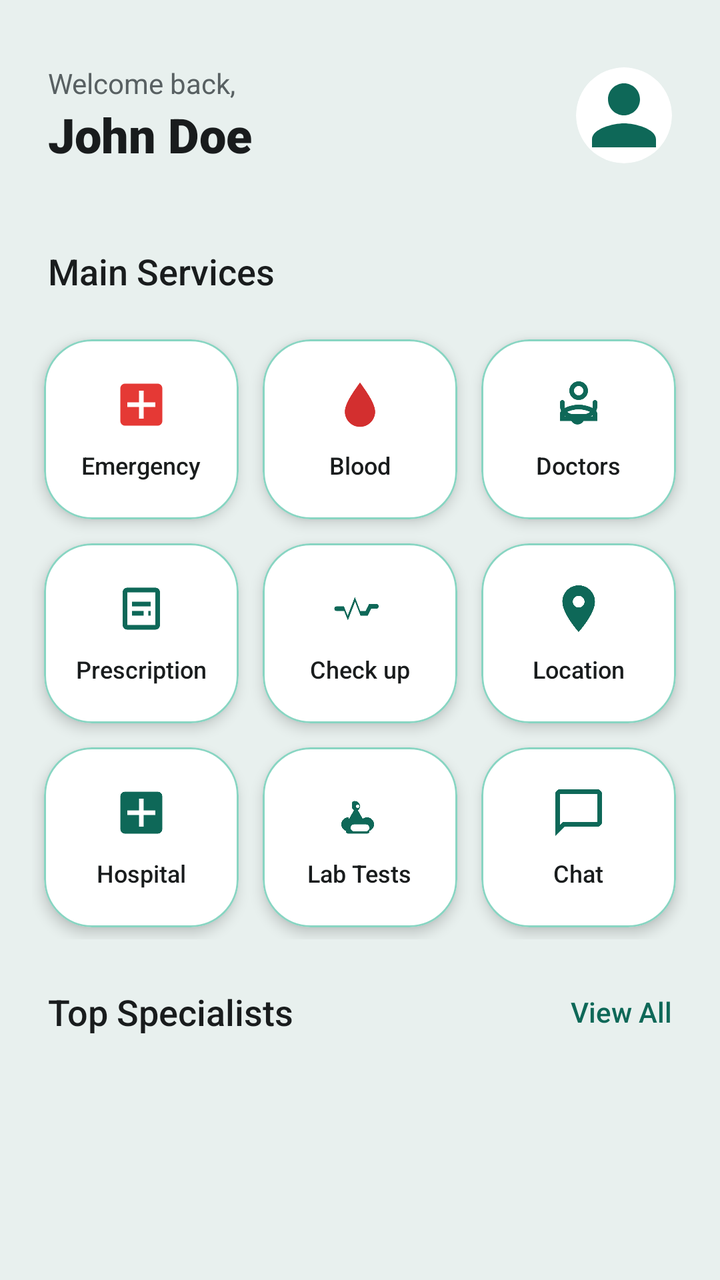
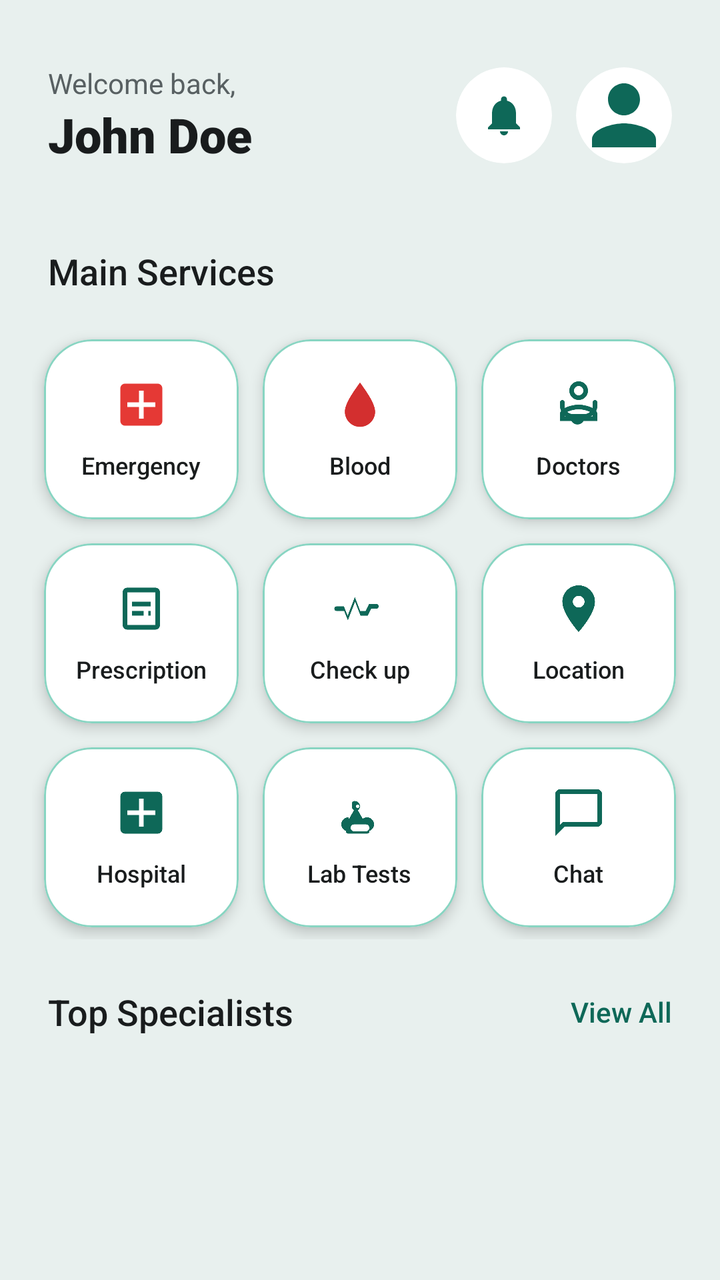

Screens rendered from an Android XML layout before and after an edit, with the pre-edit source and the edit as a unified diff.
<!-- AndroidManifest.xml: application theme Theme.Heal -->
<!-- res/layout/fragment_home.xml -->
<?xml version="1.0" encoding="utf-8"?>
<androidx.constraintlayout.widget.ConstraintLayout xmlns:android="http://schemas.android.com/apk/res/android"
    xmlns:app="http://schemas.android.com/apk/res-auto"
    xmlns:tools="http://schemas.android.com/tools"
    android:layout_width="match_parent"
    android:layout_height="match_parent"
    android:background="@color/app_background_color">

    
    <LinearLayout
        android:id="@+id/headerLayout"
        android:layout_width="match_parent"
        android:layout_height="wrap_content"
        android:orientation="vertical"
        android:paddingTop="32dp"
        android:paddingStart="24dp"
        android:paddingEnd="24dp"
        android:paddingBottom="24dp"
        app:layout_constraintTop_toTopOf="parent">

        <RelativeLayout
            android:layout_width="match_parent"
            android:layout_height="wrap_content">

            <LinearLayout
                android:layout_width="wrap_content"
                android:layout_height="wrap_content"
                android:orientation="vertical">

                <TextView
                    android:layout_width="wrap_content"
                    android:layout_height="wrap_content"
                    android:fontFamily="sans-serif"
                    android:text="Welcome back,"
                    android:textColor="@color/colorSecondary"
                    android:textSize="14sp" />

                <TextView
                    android:id="@+id/tvUserName"
                    android:layout_width="wrap_content"
                    android:layout_height="wrap_content"
                    android:fontFamily="sans-serif-black"
                    android:text="John Doe"
                    android:textColor="@color/colorOnSurface"
                    android:textSize="24sp" />
            </LinearLayout>

            <androidx.cardview.widget.CardView
                android:id="@+id/profileCard"
                android:layout_width="48dp"
                android:layout_height="48dp"
                android:layout_alignParentEnd="true"
                android:layout_centerVertical="true"
                app:cardCornerRadius="24dp"
                app:cardElevation="0dp">

                <ImageView
                    android:layout_width="match_parent"
                    android:layout_height="match_parent"
                    android:scaleType="centerCrop"
                    android:src="@drawable/ic_person"
                    app:tint="@color/colorPrimary" />
            </androidx.cardview.widget.CardView>
        </RelativeLayout>


    </LinearLayout>

    
    <androidx.core.widget.NestedScrollView
        android:layout_width="match_parent"
        android:layout_height="0dp"
        app:layout_constraintBottom_toBottomOf="parent"
        app:layout_constraintTop_toBottomOf="@id/headerLayout">

        <LinearLayout
            android:layout_width="match_parent"
            android:layout_height="wrap_content"
            android:orientation="vertical"
            android:padding="16dp">

            <TextView
                android:layout_width="wrap_content"
                android:layout_height="wrap_content"
                android:layout_marginStart="8dp"
                android:layout_marginBottom="16dp"
                android:fontFamily="sans-serif-medium"
                android:text="Main Services"
                android:textColor="@color/colorOnSurface"
                android:textSize="18sp" />

            <GridLayout
                android:layout_width="match_parent"
                android:layout_height="wrap_content"
                android:alignmentMode="alignMargins"
                android:columnCount="3"
                android:rowCount="3">

                
                <com.google.android.material.card.MaterialCardView
                    android:id="@+id/btnEmergency"
                    android:layout_width="0dp"
                    android:layout_height="90dp"
                    android:layout_rowWeight="1"
                    android:layout_columnWeight="1"
                    android:layout_margin="6dp"
                    app:cardCornerRadius="24dp"
                    app:cardElevation="4dp"
                    app:strokeColor="#88D5C2"
                    app:strokeWidth="1dp"
                    app:cardBackgroundColor="@color/white">

                    <LinearLayout
                        android:layout_width="match_parent"
                        android:layout_height="match_parent"
                        android:gravity="center"
                        android:orientation="vertical">

                        <ImageView
                            android:layout_width="28dp"
                            android:layout_height="28dp"
                            android:src="@drawable/ic_emergency"
                            app:tint="#E53935" />

                        <TextView
                            android:layout_width="wrap_content"
                            android:layout_height="wrap_content"
                            android:layout_marginTop="8dp"
                            android:fontFamily="sans-serif-medium"
                            android:text="Emergency"
                            android:textColor="@color/colorOnSurface"
                            android:textSize="12sp" />
                    </LinearLayout>
                </com.google.android.material.card.MaterialCardView>

                
                <com.google.android.material.card.MaterialCardView
                    android:id="@+id/btnBlood"
                    android:layout_width="0dp"
                    android:layout_height="90dp"
                    android:layout_rowWeight="1"
                    android:layout_columnWeight="1"
                    android:layout_margin="6dp"
                    app:cardCornerRadius="24dp"
                    app:cardElevation="4dp"
                    app:strokeColor="#88D5C2"
                    app:strokeWidth="1dp"
                    app:cardBackgroundColor="@color/white">

                    <LinearLayout
                        android:layout_width="match_parent"
                        android:layout_height="match_parent"
                        android:gravity="center"
                        android:orientation="vertical">

                        <ImageView
                            android:layout_width="28dp"
                            android:layout_height="28dp"
                            android:src="@drawable/ic_blood"
                            app:tint="#D32F2F" />

                        <TextView
                            android:layout_width="wrap_content"
                            android:layout_height="wrap_content"
                            android:layout_marginTop="8dp"
                            android:fontFamily="sans-serif-medium"
                            android:text="Blood"
                            android:textColor="@color/colorOnSurface"
                            android:textSize="12sp" />
                    </LinearLayout>
                </com.google.android.material.card.MaterialCardView>

                
                <com.google.android.material.card.MaterialCardView
                    android:id="@+id/btnDoctors"
                    android:layout_width="0dp"
                    android:layout_height="90dp"
                    android:layout_rowWeight="1"
                    android:layout_columnWeight="1"
                    android:layout_margin="6dp"
                    app:cardCornerRadius="24dp"
                    app:cardElevation="4dp"
                    app:strokeColor="#88D5C2"
                    app:strokeWidth="1dp"
                    app:cardBackgroundColor="@color/white">

                    <LinearLayout
                        android:layout_width="match_parent"
                        android:layout_height="match_parent"
                        android:gravity="center"
                        android:orientation="vertical">

                        <ImageView
                            android:layout_width="28dp"
                            android:layout_height="28dp"
                            android:src="@drawable/ic_doctor"
                            app:tint="@color/colorPrimary" />

                        <TextView
                            android:layout_width="wrap_content"
                            android:layout_height="wrap_content"
                            android:layout_marginTop="8dp"
                            android:fontFamily="sans-serif-medium"
                            android:text="Doctors"
                            android:textColor="@color/colorOnSurface"
                            android:textSize="12sp" />
                    </LinearLayout>
                </com.google.android.material.card.MaterialCardView>

                
                <com.google.android.material.card.MaterialCardView
                    android:id="@+id/btnPrescription"
                    android:layout_width="0dp"
                    android:layout_height="90dp"
                    android:layout_rowWeight="1"
                    android:layout_columnWeight="1"
                    android:layout_margin="6dp"
                    app:cardCornerRadius="24dp"
                    app:cardElevation="4dp"
                    app:strokeColor="#88D5C2"
                    app:strokeWidth="1dp"
                    app:cardBackgroundColor="@color/white">

                    <LinearLayout
                        android:layout_width="match_parent"
                        android:layout_height="match_parent"
                        android:gravity="center"
                        android:orientation="vertical">

                        <ImageView
                            android:layout_width="28dp"
                            android:layout_height="28dp"
                            android:src="@drawable/ic_prescription"
                            app:tint="@color/colorPrimary" />

                        <TextView
                            android:layout_width="wrap_content"
                            android:layout_height="wrap_content"
                            android:layout_marginTop="8dp"
                            android:fontFamily="sans-serif-medium"
                            android:text="Prescription"
                            android:textColor="@color/colorOnSurface"
                            android:textSize="12sp" />
                    </LinearLayout>
                </com.google.android.material.card.MaterialCardView>

                
                <com.google.android.material.card.MaterialCardView
                    android:id="@+id/btnCheckup"
                    android:layout_width="0dp"
                    android:layout_height="90dp"
                    android:layout_rowWeight="1"
                    android:layout_columnWeight="1"
                    android:layout_margin="6dp"
                    app:cardCornerRadius="24dp"
                    app:cardElevation="4dp"
                    app:strokeColor="#88D5C2"
                    app:strokeWidth="1dp"
                    app:cardBackgroundColor="@color/white">

                    <LinearLayout
                        android:layout_width="match_parent"
                        android:layout_height="match_parent"
                        android:gravity="center"
                        android:orientation="vertical">

                        <ImageView
                            android:layout_width="28dp"
                            android:layout_height="28dp"
                            android:src="@drawable/ic_checkup"
                            app:tint="@color/colorPrimary" />

                        <TextView
                            android:layout_width="wrap_content"
                            android:layout_height="wrap_content"
                            android:layout_marginTop="8dp"
                            android:fontFamily="sans-serif-medium"
                            android:text="Check up"
                            android:textColor="@color/colorOnSurface"
                            android:textSize="12sp" />
                    </LinearLayout>
                </com.google.android.material.card.MaterialCardView>

                
                <com.google.android.material.card.MaterialCardView
                    android:id="@+id/btnLocation"
                    android:layout_width="0dp"
                    android:layout_height="90dp"
                    android:layout_rowWeight="1"
                    android:layout_columnWeight="1"
                    android:layout_margin="6dp"
                    app:cardCornerRadius="24dp"
                    app:cardElevation="4dp"
                    app:strokeColor="#88D5C2"
                    app:strokeWidth="1dp"
                    app:cardBackgroundColor="@color/white">

                    <LinearLayout
                        android:layout_width="match_parent"
                        android:layout_height="match_parent"
                        android:gravity="center"
                        android:orientation="vertical">

                        <ImageView
                            android:layout_width="28dp"
                            android:layout_height="28dp"
                            android:src="@drawable/ic_location"
                            app:tint="@color/colorPrimary" />

                        <TextView
                            android:layout_width="wrap_content"
                            android:layout_height="wrap_content"
                            android:layout_marginTop="8dp"
                            android:fontFamily="sans-serif-medium"
                            android:text="Location"
                            android:textColor="@color/colorOnSurface"
                            android:textSize="12sp" />
                    </LinearLayout>
                </com.google.android.material.card.MaterialCardView>

                
                <com.google.android.material.card.MaterialCardView
                    android:id="@+id/btnHospital"
                    android:layout_width="0dp"
                    android:layout_height="90dp"
                    android:layout_rowWeight="1"
                    android:layout_columnWeight="1"
                    android:layout_margin="6dp"
                    app:cardCornerRadius="24dp"
                    app:cardElevation="4dp"
                    app:strokeColor="#88D5C2"
                    app:strokeWidth="1dp"
                    app:cardBackgroundColor="@color/white">

                    <LinearLayout
                        android:layout_width="match_parent"
                        android:layout_height="match_parent"
                        android:gravity="center"
                        android:orientation="vertical">

                        <ImageView
                            android:layout_width="28dp"
                            android:layout_height="28dp"
                            android:src="@drawable/ic_hospital"
                            app:tint="@color/colorPrimary" />

                        <TextView
                            android:layout_width="wrap_content"
                            android:layout_height="wrap_content"
                            android:layout_marginTop="8dp"
                            android:fontFamily="sans-serif-medium"
                            android:text="Hospital"
                            android:textColor="@color/colorOnSurface"
                            android:textSize="12sp" />
                    </LinearLayout>
                </com.google.android.material.card.MaterialCardView>

                
                <com.google.android.material.card.MaterialCardView
                    android:id="@+id/btnLabTests"
                    android:layout_width="0dp"
                    android:layout_height="90dp"
                    android:layout_rowWeight="1"
                    android:layout_columnWeight="1"
                    android:layout_margin="6dp"
                    app:cardCornerRadius="24dp"
                    app:cardElevation="4dp"
                    app:strokeColor="#88D5C2"
                    app:strokeWidth="1dp"
                    app:cardBackgroundColor="@color/white">

                    <LinearLayout
                        android:layout_width="match_parent"
                        android:layout_height="match_parent"
                        android:gravity="center"
                        android:orientation="vertical">

                        <ImageView
                            android:layout_width="28dp"
                            android:layout_height="28dp"
                            android:src="@drawable/ic_lab_test"
                            app:tint="@color/colorPrimary" />

                        <TextView
                            android:layout_width="wrap_content"
                            android:layout_height="wrap_content"
                            android:layout_marginTop="8dp"
                            android:fontFamily="sans-serif-medium"
                            android:text="Lab Tests"
                            android:textColor="@color/colorOnSurface"
                            android:textSize="12sp" />
                    </LinearLayout>
                </com.google.android.material.card.MaterialCardView>

                
                <com.google.android.material.card.MaterialCardView
                    android:id="@+id/btnChat"
                    android:layout_width="0dp"
                    android:layout_height="90dp"
                    android:layout_rowWeight="1"
                    android:layout_columnWeight="1"
                    android:layout_margin="6dp"
                    app:cardCornerRadius="24dp"
                    app:cardElevation="4dp"
                    app:strokeColor="#88D5C2"
                    app:strokeWidth="1dp"
                    app:cardBackgroundColor="@color/white">

                    <LinearLayout
                        android:layout_width="match_parent"
                        android:layout_height="match_parent"
                        android:gravity="center"
                        android:orientation="vertical">

                        <ImageView
                            android:layout_width="28dp"
                            android:layout_height="28dp"
                            android:src="@drawable/ic_chat"
                            app:tint="@color/colorPrimary" />

                        <TextView
                            android:layout_width="wrap_content"
                            android:layout_height="wrap_content"
                            android:layout_marginTop="8dp"
                            android:fontFamily="sans-serif-medium"
                            android:text="Chat"
                            android:textColor="@color/colorOnSurface"
                            android:textSize="12sp" />
                    </LinearLayout>
                </com.google.android.material.card.MaterialCardView>

            </GridLayout>

            
            <RelativeLayout
                android:layout_width="match_parent"
                android:layout_height="wrap_content"
                android:layout_marginTop="24dp"
                android:layout_marginStart="8dp"
                android:layout_marginEnd="8dp">

                <TextView
                    android:layout_width="wrap_content"
                    android:layout_height="wrap_content"
                    android:fontFamily="sans-serif-medium"
                    android:text="Top Specialists"
                    android:textColor="@color/colorOnSurface"
                    android:textSize="18sp" />

                <TextView
                    android:id="@+id/tvViewAllSpecialists"
                    android:layout_width="wrap_content"
                    android:layout_height="wrap_content"
                    android:layout_alignParentEnd="true"
                    android:layout_centerVertical="true"
                    android:fontFamily="sans-serif-medium"
                    android:text="View All"
                    android:textColor="@color/colorPrimary"
                    android:textSize="14sp" />
            </RelativeLayout>

            <androidx.recyclerview.widget.RecyclerView
                android:id="@+id/rvTopSpecialists"
                android:layout_width="match_parent"
                android:layout_height="wrap_content"
                android:layout_marginTop="16dp"
                android:clipToPadding="false"
                android:paddingStart="8dp"
                android:paddingEnd="8dp"
                tools:listitem="@layout/item_doctor_horizontal" />

        </LinearLayout>
    </androidx.core.widget.NestedScrollView>

</androidx.constraintlayout.widget.ConstraintLayout>
<!-- res/layout/item_doctor_horizontal.xml (included above) -->
<?xml version="1.0" encoding="utf-8"?>
<androidx.cardview.widget.CardView xmlns:android="http://schemas.android.com/apk/res/android"
    xmlns:app="http://schemas.android.com/apk/res-auto"
    android:layout_width="260dp"
    android:layout_height="wrap_content"
    android:layout_margin="8dp"
    app:cardCornerRadius="24dp"
    app:cardElevation="0dp"
    app:cardBackgroundColor="@color/white">

    <LinearLayout
        android:layout_width="match_parent"
        android:layout_height="wrap_content"
        android:orientation="vertical"
        android:padding="16dp">

        <RelativeLayout
            android:layout_width="match_parent"
            android:layout_height="wrap_content">

            <androidx.cardview.widget.CardView
                android:id="@+id/cvDoctorImage"
                android:layout_width="60dp"
                android:layout_height="60dp"
                app:cardCornerRadius="30dp"
                app:cardElevation="0dp">

                <ImageView
                    android:id="@+id/ivDoctorImage"
                    android:layout_width="match_parent"
                    android:layout_height="match_parent"
                    android:scaleType="centerCrop"
                    android:src="@drawable/ic_person" />
            </androidx.cardview.widget.CardView>

            <LinearLayout
                android:layout_width="match_parent"
                android:layout_height="wrap_content"
                android:layout_toEndOf="@id/cvDoctorImage"
                android:layout_marginStart="16dp"
                android:layout_centerVertical="true"
                android:orientation="vertical">

                <TextView
                    android:id="@+id/tvDoctorName"
                    android:layout_width="wrap_content"
                    android:layout_height="wrap_content"
                    android:fontFamily="sans-serif-black"
                    android:text="Dr. Marcus Thorne"
                    android:textColor="@color/colorPrimary"
                    android:textSize="18sp" />

                <TextView
                    android:id="@+id/tvDoctorSpecialty"
                    android:layout_width="wrap_content"
                    android:layout_height="wrap_content"
                    android:fontFamily="sans-serif"
                    android:text="Cardiologist"
                    android:textColor="@color/colorSecondary"
                    android:textSize="14sp" />
            </LinearLayout>
        </RelativeLayout>

        <LinearLayout
            android:layout_width="match_parent"
            android:layout_height="wrap_content"
            android:layout_marginTop="16dp"
            android:gravity="center_vertical"
            android:orientation="horizontal">

            <ImageView
                android:layout_width="16dp"
                android:layout_height="16dp"
                android:src="@android:drawable/btn_star_big_on"
                app:tint="@color/rating_gold" />

            <TextView
                android:id="@+id/tvDoctorRating"
                android:layout_width="wrap_content"
                android:layout_height="wrap_content"
                android:layout_marginStart="4dp"
                android:fontFamily="sans-serif-medium"
                android:text="4.9"
                android:textColor="@color/colorOnSurface"
                android:textSize="14sp" />

            <TextView
                android:id="@+id/tvDoctorReviews"
                android:layout_width="wrap_content"
                android:layout_height="wrap_content"
                android:layout_marginStart="4dp"
                android:fontFamily="sans-serif"
                android:text="(124)"
                android:textColor="@color/colorSecondary"
                android:textSize="14sp" />
        </LinearLayout>

        <androidx.appcompat.widget.AppCompatButton
            android:id="@+id/btnBookNow"
            android:layout_width="match_parent"
            android:layout_height="45dp"
            android:layout_marginTop="16dp"
            android:background="@drawable/search_bar_bg"
            android:backgroundTint="@color/colorPrimary"
            android:fontFamily="sans-serif-medium"
            android:text="Book Now"
            android:textAllCaps="false"
            android:textColor="@color/white" />

    </LinearLayout>
</androidx.cardview.widget.CardView>
<!-- resources referenced by this layout -->
<resources>
  <color name="app_background_color">#E8F0EE</color>
  <color name="colorOnSurface">#191C1D</color>
  <color name="colorPrimary">#0E6858</color>
  <color name="colorSecondary">#586062</color>
  <color name="rating_gold">#FFB400</color>
  <color name="white">#FFFFFF</color>
  <!-- drawable ic_blood (drawable) -->
  <vector xmlns:android="http://schemas.android.com/apk/res/android"
      android:width="24dp"
      android:height="24dp"
      android:viewportWidth="24"
      android:viewportHeight="24">
      <path
          android:fillColor="#000000"
          android:pathData="M12,21.5c-3.59,0 -6.5,-2.91 -6.5,-6.5c0,-3.59 4,-9 6.5,-12.5c2.5,3.5 6.5,8.91 6.5,12.5C18.5,18.59 15.59,21.5 12,21.5z" />
  </vector>
  <!-- drawable ic_emergency (drawable) -->
  <vector xmlns:android="http://schemas.android.com/apk/res/android"
      android:width="24dp"
      android:height="24dp"
      android:viewportWidth="24"
      android:viewportHeight="24">
      <path
          android:fillColor="#000000"
          android:pathData="M19,3H5C3.9,3 3,3.9 3,5V19C3,20.1 3.9,21 5,21H19C20.1,21 21,20.1 21,19V5C21,3.9 20.1,3 19,3M18,13H13V18H11V13H6V11H11V6H13V11H18V13Z" />
  </vector>
  <!-- drawable ic_hospital (drawable) -->
  <vector xmlns:android="http://schemas.android.com/apk/res/android"
      android:width="24dp"
      android:height="24dp"
      android:viewportWidth="24"
      android:viewportHeight="24">
      <path
          android:fillColor="#000000"
          android:pathData="M19,3H5C3.9,3 3,3.9 3,5V19C3,20.1 3.9,21 5,21H19C20.1,21 21,20.1 21,19V5C21,3.9 20.1,3 19,3M18,13H13V18H11V13H6V11H11V6H13V11H18V13Z" />
  </vector>
  <!-- drawable ic_person (drawable) -->
  <vector xmlns:android="http://schemas.android.com/apk/res/android"
      android:width="24dp"
      android:height="24dp"
      android:viewportWidth="24"
      android:viewportHeight="24">
    <path
        android:fillColor="#FF000000"
        android:pathData="M12,12c2.21,0 4,-1.79 4,-4s-1.79,-4 -4,-4 -4,1.79 -4,4 1.79,4 4,4zM12,14c-2.67,0 -8,1.34 -8,4v2h16v-2c0,-2.66 -5.33,-4 -8,-4z"/>
  </vector>
  <!-- drawable search_bar_bg (drawable) -->
  <?xml version="1.0" encoding="utf-8"?>
  <shape xmlns:android="http://schemas.android.com/apk/res/android">
      <solid android:color="#FFFFFF" />
      <corners android:radius="16dp" />
      <stroke android:width="1dp" android:color="#E0E0E0" />
  </shape>
  <style name="Theme.Heal" parent="Base.Theme.Heal" />
  <style name="Base.Theme.Heal" parent="Theme.Material3.DayNight.NoActionBar">
          
          <item name="colorPrimary">@color/colorPrimary</item>
          <item name="colorPrimaryVariant">@color/colorPrimaryVariant</item>
          <item name="colorAccent">@color/colorAccent</item>
          <item name="android:statusBarColor">@color/app_background_color</item>
          <item name="android:windowLightStatusBar">true</item>
      </style>
  <color name="colorPrimaryVariant">#328171</color>
  <color name="colorAccent">#88D5C2</color>
  <!-- unchanged entries left out for length: 6 -->
</resources>

<!-- the commit's change to res/layout/fragment_home.xml (unified diff, before → after) -->
@@ -46,6 +46,41 @@
             </LinearLayout>
 
             <androidx.cardview.widget.CardView
+                android:id="@+id/notificationCard"
+                android:layout_width="48dp"
+                android:layout_height="48dp"
+                android:layout_toStartOf="@id/profileCard"
+                android:layout_marginEnd="12dp"
+                android:layout_centerVertical="true"
+                app:cardCornerRadius="24dp"
+                app:cardElevation="0dp"
+                app:cardBackgroundColor="@color/white">
+
+                <FrameLayout
+                    android:layout_width="match_parent"
+                    android:layout_height="match_parent">
+                    
+                    <ImageView
+                        android:layout_width="24dp"
+                        android:layout_height="24dp"
+                        android:layout_gravity="center"
+                        android:src="@drawable/ic_notifications"
+                        app:tint="@color/colorPrimary" />
+
+                    <View
+                        android:id="@+id/notificationBadge"
+                        android:layout_width="8dp"
+                        android:layout_height="8dp"
+                        android:layout_gravity="top|end"
+                        android:layout_marginTop="12dp"
+                        android:layout_marginEnd="12dp"
+                        android:background="@drawable/bg_circle"
+                        android:backgroundTint="#FF5252"
+                        android:visibility="gone" />
+                </FrameLayout>
+            </androidx.cardview.widget.CardView>
+
+            <androidx.cardview.widget.CardView
                 android:id="@+id/profileCard"
                 android:layout_width="48dp"
                 android:layout_height="48dp"
<!-- resource entries referenced after the edit -->
@@ -6,6 +6,12 @@
   <color name="colorSecondary">#586062</color>
   <color name="rating_gold">#FFB400</color>
   <color name="white">#FFFFFF</color>
+  <!-- drawable bg_circle (drawable) -->
+  <?xml version="1.0" encoding="utf-8"?>
+  <shape xmlns:android="http://schemas.android.com/apk/res/android"
+      android:shape="oval">
+      <solid android:color="#E0E0E0"/>
+  </shape>
   <!-- drawable ic_blood (drawable) -->
   <vector xmlns:android="http://schemas.android.com/apk/res/android"
       android:width="24dp"
@@ -35,6 +41,16 @@
       <path
           android:fillColor="#000000"
           android:pathData="M19,3H5C3.9,3 3,3.9 3,5V19C3,20.1 3.9,21 5,21H19C20.1,21 21,20.1 21,19V5C21,3.9 20.1,3 19,3M18,13H13V18H11V13H6V11H11V6H13V11H18V13Z" />
+  </vector>
+  <!-- drawable ic_notifications (drawable) -->
+  <vector xmlns:android="http://schemas.android.com/apk/res/android"
+      android:width="24dp"
+      android:height="24dp"
+      android:viewportWidth="24"
+      android:viewportHeight="24">
+    <path
+        android:fillColor="#000000"
+        android:pathData="M12,22c1.1,0 2,-0.9 2,-2h-4c0,1.1 0.9,2 2,2zM18,16v-5c0,-3.07 -1.63,-5.64 -4.5,-6.32V4c0,-0.83 -0.67,-1.5 -1.5,-1.5s-1.5,0.67 -1.5,1.5v0.68C7.64,5.36 6,7.92 6,11v5l-2,2v1h16v-1l-2,-2z"/>
   </vector>
   <!-- drawable ic_person (drawable) -->
   <vector xmlns:android="http://schemas.android.com/apk/res/android"
